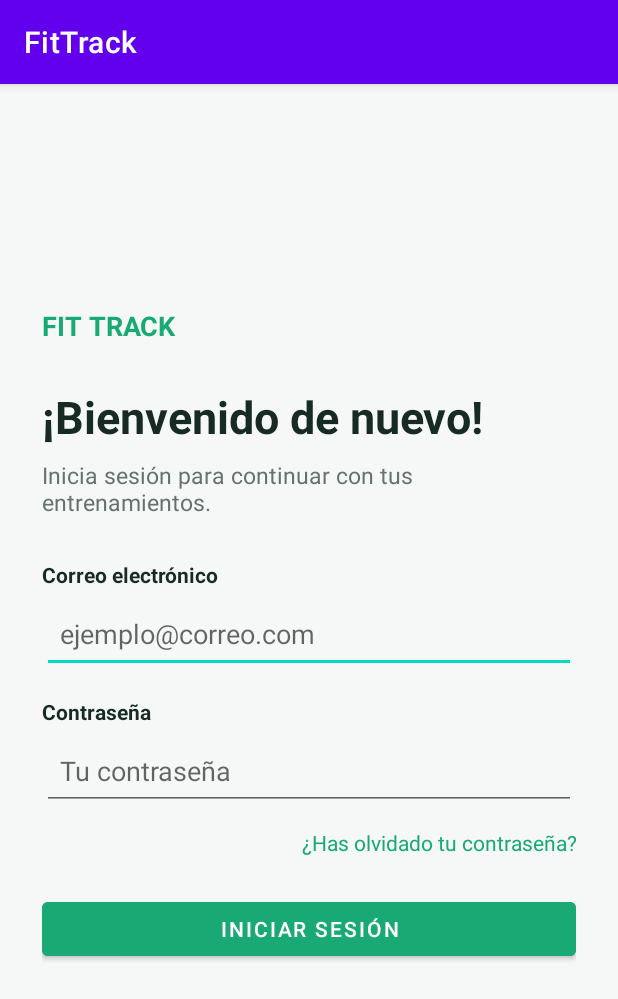
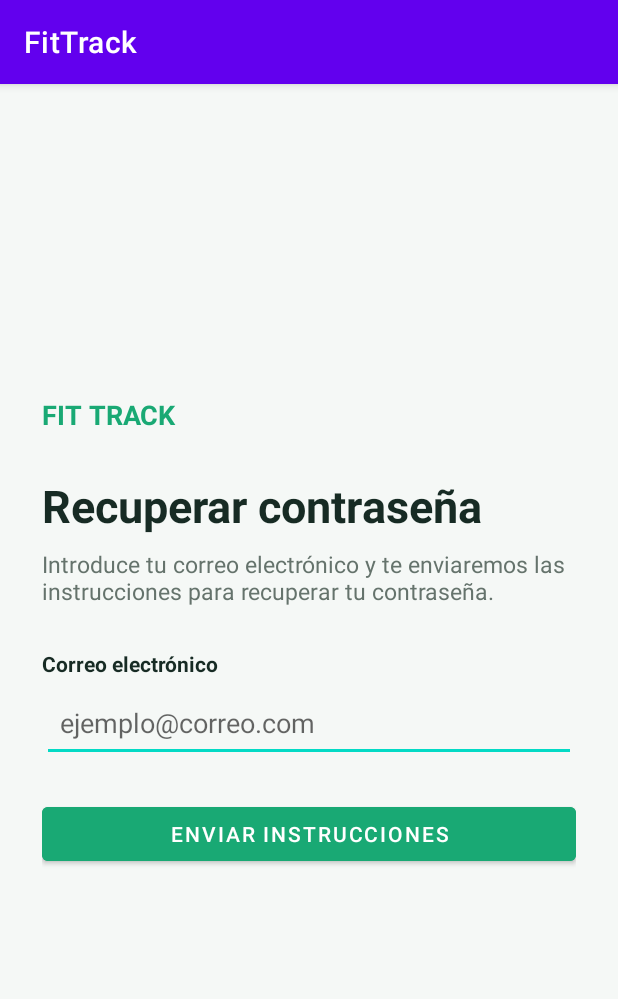
Before and after one commit to DanielRos12/Tarea1-PMyDm, an Android app: the LoginActivity screen opened directly, with no data from a screen before it, after a tap on "¿Has olvidado tu contraseña?", on a phone screen of 412 x 824 dp. Shown: the top 999 px of the screen. Run offline under Robolectric (Android 15) with nearby library versions, the phone set to English and light mode, and no system bars.

Commit message:
pantalla recuperar contraseña

```diff
--- a/app/src/main/AndroidManifest.xml
+++ b/app/src/main/AndroidManifest.xml
@@ -26,6 +26,10 @@
             android:name=".SignupActivity"
             android:exported="false" />
 
+        <activity
+            android:name=".RecoveryActivity"
+            android:exported="false" />
+
     </application>
 
 </manifest>
--- a/app/src/main/java/com/example/tarea1_pmydm/LoginActivity.kt
+++ b/app/src/main/java/com/example/tarea1_pmydm/LoginActivity.kt
@@ -40,11 +40,8 @@ class LoginActivity : AppCompatActivity() {
         }
 
         recuperar.setOnClickListener {
-            Toast.makeText(
-                this,
-                "Próximamente: recuperar contraseña",
-                Toast.LENGTH_SHORT
-            ).show()
+            val intent = android.content.Intent(this, RecoveryActivity::class.java)
+            startActivity(intent)
         }
     }
 }
--- /dev/null
+++ b/app/src/main/java/com/example/tarea1_pmydm/RecoveryActivity.kt
@@ -0,0 +1,41 @@
+package com.example.tarea1_pmydm
+
+import android.os.Bundle
+import android.widget.Button
+import android.widget.EditText
+import android.widget.TextView
+import android.widget.Toast
+import androidx.appcompat.app.AppCompatActivity
+
+class RecoveryActivity : AppCompatActivity() {
+
+    override fun onCreate(savedInstanceState: Bundle?) {
+        super.onCreate(savedInstanceState)
+        setContentView(R.layout.activity_recovery)
+
+        val correo = findViewById<EditText>(R.id.etCorreoRecovery)
+        val boton = findViewById<Button>(R.id.btnEnviarRecovery)
+        val resultado = findViewById<TextView>(R.id.tvResultadoRecovery)
+
+        boton.setOnClickListener {
+            resultado.text = ""
+
+            if (!android.util.Patterns.EMAIL_ADDRESS
+                    .matcher(correo.text.toString().trim()).matches()) {
+
+                correo.error = "Introduce un correo válido"
+                correo.requestFocus()
+
+            } else {
+
+                resultado.text = "Solicitud realizada correctamente"
+
+                Toast.makeText(
+                    this,
+                    "Instrucciones solicitadas",
+                    Toast.LENGTH_SHORT
+                ).show()
+            }
+        }
+    }
+}
--- /dev/null
+++ b/app/src/main/res/layout/activity_recovery.xml
@@ -0,0 +1,77 @@
+<?xml version="1.0" encoding="utf-8"?>
+<ScrollView xmlns:android="http://schemas.android.com/apk/res/android"
+    android:layout_width="match_parent"
+    android:layout_height="match_parent"
+    android:background="#F5F8F6"
+    android:fillViewport="true">
+
+    <LinearLayout
+        android:layout_width="match_parent"
+        android:layout_height="match_parent"
+        android:orientation="vertical"
+        android:gravity="center_vertical"
+        android:padding="28dp">
+
+        <TextView
+            android:layout_width="wrap_content"
+            android:layout_height="wrap_content"
+            android:text="FIT TRACK"
+            android:textColor="#19A974"
+            android:textSize="18sp"
+            android:textStyle="bold" />
+
+        <TextView
+            android:layout_width="match_parent"
+            android:layout_height="wrap_content"
+            android:layout_marginTop="28dp"
+            android:text="Recuperar contraseña"
+            android:textColor="#172B24"
+            android:textSize="30sp"
+            android:textStyle="bold" />
+
+        <TextView
+            android:layout_width="match_parent"
+            android:layout_height="wrap_content"
+            android:layout_marginTop="8dp"
+            android:layout_marginBottom="28dp"
+            android:text="Introduce tu correo electrónico y te enviaremos las instrucciones para recuperar tu contraseña."
+            android:textColor="#65736C"
+            android:textSize="15sp" />
+
+        <TextView
+            android:layout_width="wrap_content"
+            android:layout_height="wrap_content"
+            android:text="Correo electrónico"
+            android:textColor="#172B24"
+            android:textStyle="bold" />
+
+        <EditText
+            android:id="@+id/etCorreoRecovery"
+            android:layout_width="match_parent"
+            android:layout_height="wrap_content"
+            android:layout_marginTop="4dp"
+            android:hint="ejemplo@correo.com"
+            android:inputType="textEmailAddress"
+            android:minHeight="52dp"
+            android:padding="12dp" />
+
+        <Button
+            android:id="@+id/btnEnviarRecovery"
+            android:layout_width="match_parent"
+            android:layout_height="wrap_content"
+            android:layout_marginTop="24dp"
+            android:backgroundTint="#19A974"
+            android:text="Enviar instrucciones"
+            android:textColor="#FFFFFF" />
+
+        <TextView
+            android:id="@+id/tvResultadoRecovery"
+            android:layout_width="match_parent"
+            android:layout_height="wrap_content"
+            android:layout_marginTop="16dp"
+            android:gravity="center"
+            android:textColor="#19A974"
+            android:textSize="14sp" />
+
+    </LinearLayout>
+</ScrollView>
```
